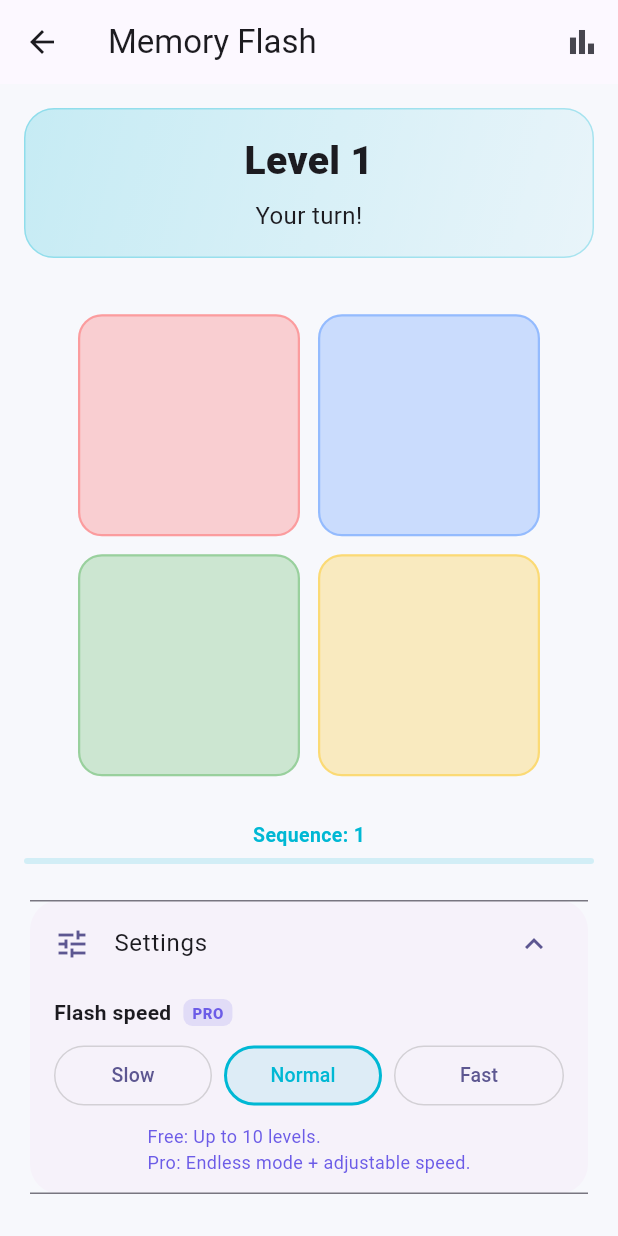
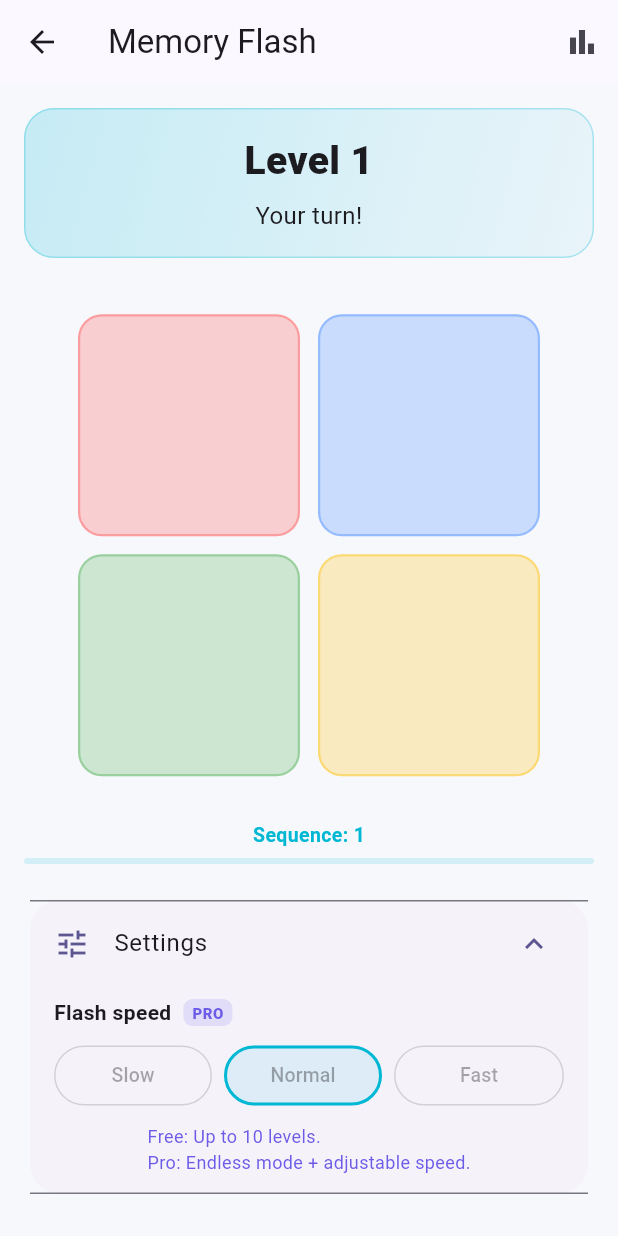
Before and after one commit to 4mierS/picksy, a Flutter app: the MemoryFlashPage screen opened directly, after a tap on "Start", after a tap on "Settings", on a phone screen of 412 x 824 dp. Run offline on Flutter 3.47's test engine with Material 3 defaults, Android fonts, the phone set to English and light mode, and no system bars; our stand-ins replace hive_flutter, in_app_purchase, vibration; accounts and stored records are empty.

```diff
--- a/lib/features/analytics/screens/generator_analytics_page.dart
+++ b/lib/features/analytics/screens/generator_analytics_page.dart
@@ -816,7 +816,7 @@ class _MemoryFlashStats extends StatelessWidget {
               accent: accent,
             ),
             _StatCard(
-              label: 'Avg level',
+              label: l10n.analyticsAvgLevel,
               value: avg.toStringAsFixed(1),
               accent: accent,
             ),
@@ -828,7 +828,7 @@ class _MemoryFlashStats extends StatelessWidget {
           ],
         ),
         const SizedBox(height: 12),
-        _SectionTitle('Level distribution'),
+        _SectionTitle(l10n.analyticsLevelDistribution),
         _BarRow(
           label: '1–3',
           fraction: maxBucket > 0 ? buckets[0] / maxBucket : 0,
--- a/lib/features/generators/memory_flash/memory_flash_page.dart
+++ b/lib/features/generators/memory_flash/memory_flash_page.dart
@@ -25,6 +25,9 @@ class MemoryFlashPage extends StatefulWidget {
 }
 
 class _MemoryFlashPageState extends State<MemoryFlashPage> {
+  static const double _maxGridWidth = 320.0;
+  static const int _gridColumns = 2;
+  static const double _tileSpacing = 12.0;
   static const int _freeLevelCap = 10;
   static const int _historyMaxEntriesFree = 50;
   static const int _historyMaxEntriesPro = 1000;
@@ -249,9 +252,10 @@ class _MemoryFlashPageState extends State<MemoryFlashPage> {
                 child: Center(
                   child: LayoutBuilder(
                     builder: (context, constraints) {
-                      final size = (constraints.maxWidth.clamp(0.0, 320.0)) /
-                          2 -
-                          12;
+                      final size =
+                          (constraints.maxWidth.clamp(0.0, _maxGridWidth)) /
+                              _gridColumns -
+                          _tileSpacing;
                       return Wrap(
                         spacing: 12,
                         runSpacing: 12,
@@ -321,7 +325,7 @@ class _MemoryFlashPageState extends State<MemoryFlashPage> {
               const SizedBox(height: 8),
               Card(
                 child: ExpansionTile(
-                  title: Text(l10n.hangmanSettings),
+                  title: Text(l10n.settingsTitle),
                   leading: const Icon(Icons.tune),
                   children: [
                     Padding(
@@ -548,8 +552,6 @@ class _SpeedSettings extends StatelessWidget {
           children: List.generate(speeds.length, (i) {
             final s = speeds[i];
             final selected = speed == s;
-            final canChange =
-                enabled && gate.canUse(ProFeature.memoryFlashSpeed);
             return Expanded(
               child: Padding(
                 padding: EdgeInsets.only(right: i < speeds.length - 1 ? 8 : 0),
@@ -564,9 +566,7 @@ class _SpeedSettings extends StatelessWidget {
                         selected ? accent.withOpacity(0.1) : null,
                     padding: const EdgeInsets.symmetric(vertical: 8),
                   ),
-                  onPressed: (canChange || !gate.canUse(ProFeature.memoryFlashSpeed))
-                      ? () => onSpeedChanged(s)
-                      : null,
+                  onPressed: enabled ? () => onSpeedChanged(s) : null,
                   child: Text(labels[i], style: const TextStyle(fontSize: 13)),
                 ),
               ),
--- a/lib/l10n/app_de.arb
+++ b/lib/l10n/app_de.arb
@@ -341,7 +341,8 @@
   "analyticsWinRate": "Win rate",
   "analyticsHighScore": "High score",
   "analyticsFrequency": "Frequency",
-  "memoryFlashTitle": "Memory Flash",
+  "analyticsAvgLevel": "Durchschn. Level",
+  "analyticsLevelDistribution": "Level-Verteilung",
   "memoryFlashStart": "Start",
   "memoryFlashPlayAgain": "Nochmal spielen",
   "memoryFlashWatchSequence": "Sequenz beobachten…",
--- a/lib/l10n/app_en.arb
+++ b/lib/l10n/app_en.arb
@@ -341,6 +341,8 @@
   "analyticsWinRate": "Win rate",
   "analyticsHighScore": "High score",
   "analyticsFrequency": "Frequency",
+  "analyticsAvgLevel": "Avg level",
+  "analyticsLevelDistribution": "Level distribution",
   "memoryFlashTitle": "Memory Flash",
   "memoryFlashStart": "Start",
   "memoryFlashPlayAgain": "Play Again",
--- a/lib/l10n/app_es.arb
+++ b/lib/l10n/app_es.arb
@@ -341,7 +341,8 @@
   "analyticsWinRate": "Win rate",
   "analyticsHighScore": "High score",
   "analyticsFrequency": "Frequency",
-  "memoryFlashTitle": "Memory Flash",
+  "analyticsAvgLevel": "Nivel promedio",
+  "analyticsLevelDistribution": "Distribución de niveles",
   "memoryFlashStart": "Iniciar",
   "memoryFlashPlayAgain": "Jugar de nuevo",
   "memoryFlashWatchSequence": "Observa la secuencia…",
--- a/lib/l10n/app_fr.arb
+++ b/lib/l10n/app_fr.arb
@@ -341,7 +341,8 @@
   "analyticsWinRate": "Win rate",
   "analyticsHighScore": "High score",
   "analyticsFrequency": "Frequency",
-  "memoryFlashTitle": "Memory Flash",
+  "analyticsAvgLevel": "Niveau moyen",
+  "analyticsLevelDistribution": "Distribution des niveaux",
   "memoryFlashStart": "Démarrer",
   "memoryFlashPlayAgain": "Rejouer",
   "memoryFlashWatchSequence": "Regardez la séquence…",
--- a/lib/l10n/app_it.arb
+++ b/lib/l10n/app_it.arb
@@ -341,7 +341,8 @@
   "analyticsWinRate": "Win rate",
   "analyticsHighScore": "High score",
   "analyticsFrequency": "Frequency",
-  "memoryFlashTitle": "Memory Flash",
+  "analyticsAvgLevel": "Livello medio",
+  "analyticsLevelDistribution": "Distribuzione livelli",
   "memoryFlashStart": "Inizia",
   "memoryFlashPlayAgain": "Gioca ancora",
   "memoryFlashWatchSequence": "Guarda la sequenza…",
--- a/lib/l10n/app_localizations.dart
+++ b/lib/l10n/app_localizations.dart
@@ -1562,6 +1562,18 @@ abstract class AppLocalizations {
   /// **'Frequency'**
   String get analyticsFrequency;
 
+  /// No description provided for @analyticsAvgLevel.
+  ///
+  /// In en, this message translates to:
+  /// **'Avg level'**
+  String get analyticsAvgLevel;
+
+  /// No description provided for @analyticsLevelDistribution.
+  ///
+  /// In en, this message translates to:
+  /// **'Level distribution'**
+  String get analyticsLevelDistribution;
+
   /// No description provided for @memoryFlashTitle.
   ///
   /// In en, this message translates to:
--- a/lib/l10n/app_localizations_de.dart
+++ b/lib/l10n/app_localizations_de.dart
@@ -792,6 +792,12 @@ class AppLocalizationsDe extends AppLocalizations {
   String get analyticsFrequency => 'Frequency';
 
   @override
+  String get analyticsAvgLevel => 'Durchschn. Level';
+
+  @override
+  String get analyticsLevelDistribution => 'Level-Verteilung';
+
+  @override
   String get memoryFlashTitle => 'Memory Flash';
 
   @override
--- a/lib/l10n/app_localizations_en.dart
+++ b/lib/l10n/app_localizations_en.dart
@@ -792,6 +792,12 @@ class AppLocalizationsEn extends AppLocalizations {
   String get analyticsFrequency => 'Frequency';
 
   @override
+  String get analyticsAvgLevel => 'Avg level';
+
+  @override
+  String get analyticsLevelDistribution => 'Level distribution';
+
+  @override
   String get memoryFlashTitle => 'Memory Flash';
 
   @override
--- a/lib/l10n/app_localizations_es.dart
+++ b/lib/l10n/app_localizations_es.dart
@@ -792,6 +792,12 @@ class AppLocalizationsEs extends AppLocalizations {
   String get analyticsFrequency => 'Frequency';
 
   @override
+  String get analyticsAvgLevel => 'Nivel promedio';
+
+  @override
+  String get analyticsLevelDistribution => 'Distribución de niveles';
+
+  @override
   String get memoryFlashTitle => 'Memory Flash';
 
   @override
--- a/lib/l10n/app_localizations_fr.dart
+++ b/lib/l10n/app_localizations_fr.dart
@@ -793,6 +793,12 @@ class AppLocalizationsFr extends AppLocalizations {
   String get analyticsFrequency => 'Frequency';
 
   @override
+  String get analyticsAvgLevel => 'Niveau moyen';
+
+  @override
+  String get analyticsLevelDistribution => 'Distribution des niveaux';
+
+  @override
   String get memoryFlashTitle => 'Memory Flash';
 
   @override
--- a/lib/l10n/app_localizations_it.dart
+++ b/lib/l10n/app_localizations_it.dart
@@ -793,6 +793,12 @@ class AppLocalizationsIt extends AppLocalizations {
   String get analyticsFrequency => 'Frequency';
 
   @override
+  String get analyticsAvgLevel => 'Livello medio';
+
+  @override
+  String get analyticsLevelDistribution => 'Distribuzione livelli';
+
+  @override
   String get memoryFlashTitle => 'Memory Flash';
 
   @override
```
